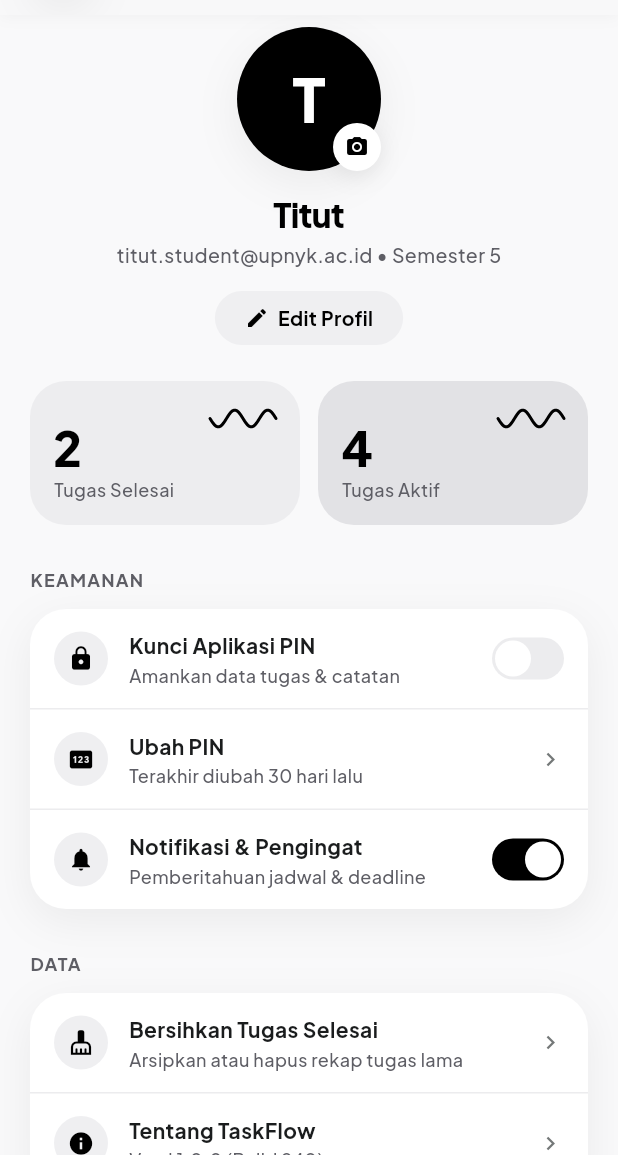
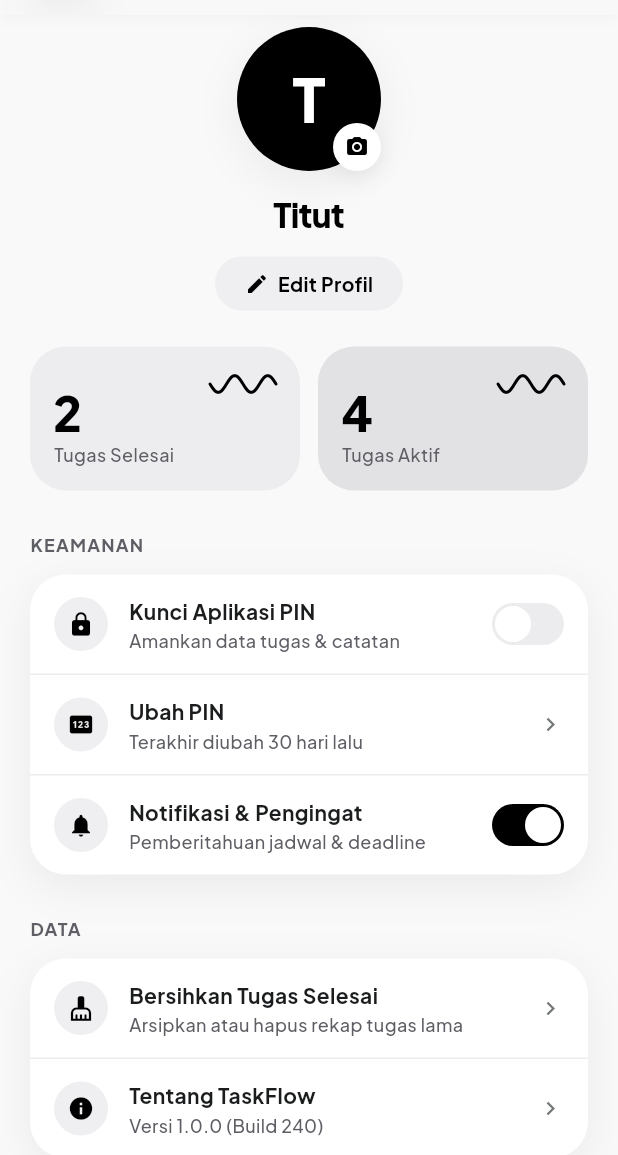
Before and after one commit to justin-rar/kelarin, a Flutter app: the ProfileView screen opened by its route, on a phone screen of 412 x 824 dp, the part 81-1236 px from its top. Run offline on Flutter 3.47's test engine with Material 3 defaults, Android fonts, the phone set to English and light mode, and no system bars; our stand-ins replace flutter_local_notifications, get, google_fonts, hive, hive_flutter, image_picker and 1 more; accounts and stored records are empty.

Commit message:
refactor(profile): remove email and semester from profile view, align forgot pin to security question

```diff
--- a/lib/app/modules/profile/views/profile_view.dart
+++ b/lib/app/modules/profile/views/profile_view.dart
@@ -13,10 +13,10 @@ import '../../../global_widgets/toggle_row.dart';
 import '../../../routes/app_routes.dart';
 import '../profile_controller.dart';
 
-/// Profil Mahasiswa screen matching Layar 21 (21_profil.html):
+/// Profil screen matching Stitch monochrome design:
 /// - FormTopBar(title: 'Profil')
 /// - Centered 96x96 Avatar with 32x32 camera badge
-/// - Name, email + semester subtitle, and Edit Profil pill button
+/// - Name and Edit Profil pill button
 /// - 2 Stat Tiles (Tugas Selesai in stat-light, Tugas Aktif in stat-dark) with SineWavePainter
 /// - KEAMANAN group (Kunci Aplikasi PIN toggle, Ubah PIN row, Notifikasi toggle)
 /// - DATA group (Bersihkan Tugas Selesai row, Tentang TaskFlow row)
@@ -77,12 +77,6 @@ class _ProfileViewState extends State<ProfileView> {
                 final initial = controller.name.value.isNotEmpty
                     ? controller.name.value[0].toUpperCase()
                     : 'T';
-                final emailText = controller.email.value.isNotEmpty
-                    ? controller.email.value
-                    : 'titut.student@taskflow.id';
-                final semesterText = controller.semester.value.isNotEmpty
-                    ? controller.semester.value
-                    : 'Semester 5';
 
                 return ListView(
                   padding: const EdgeInsets.symmetric(
@@ -201,19 +195,7 @@ class _ProfileViewState extends State<ProfileView> {
                           ),
                         ),
 
-                        const SizedBox(height: 4),
-
-                        // Subtext: email • semester
-                        Text(
-                          '$emailText • $semesterText',
-                          style: AppTypography.captionMeta.copyWith(
-                            fontSize: 13,
-                            color: AppColors.secondary,
-                            fontWeight: FontWeight.w500,
-                          ),
-                        ),
-
-                        const SizedBox(height: 16),
+                        const SizedBox(height: 14),
 
                         // Edit Profil Pill Button
                         GestureDetector(
```
Also changed, not shown: lib/app/modules/pin/pin_controller.dart (+3 -57 lines), 1 other file.
